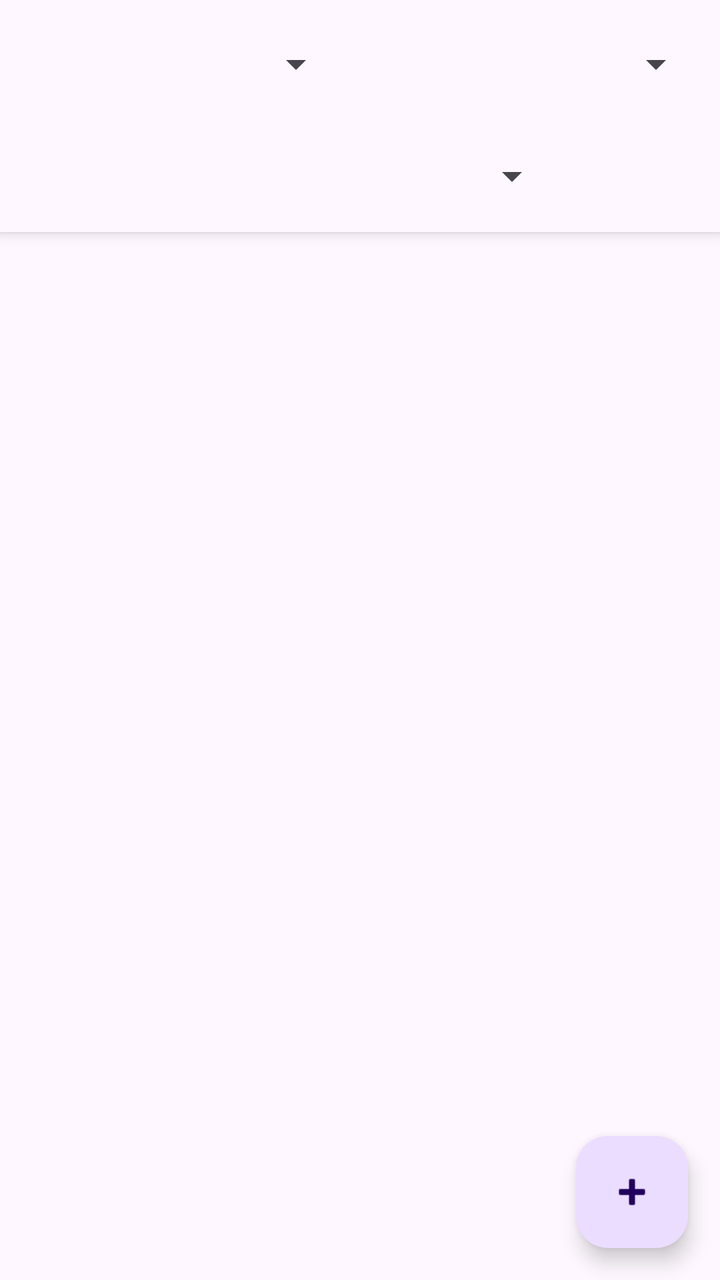
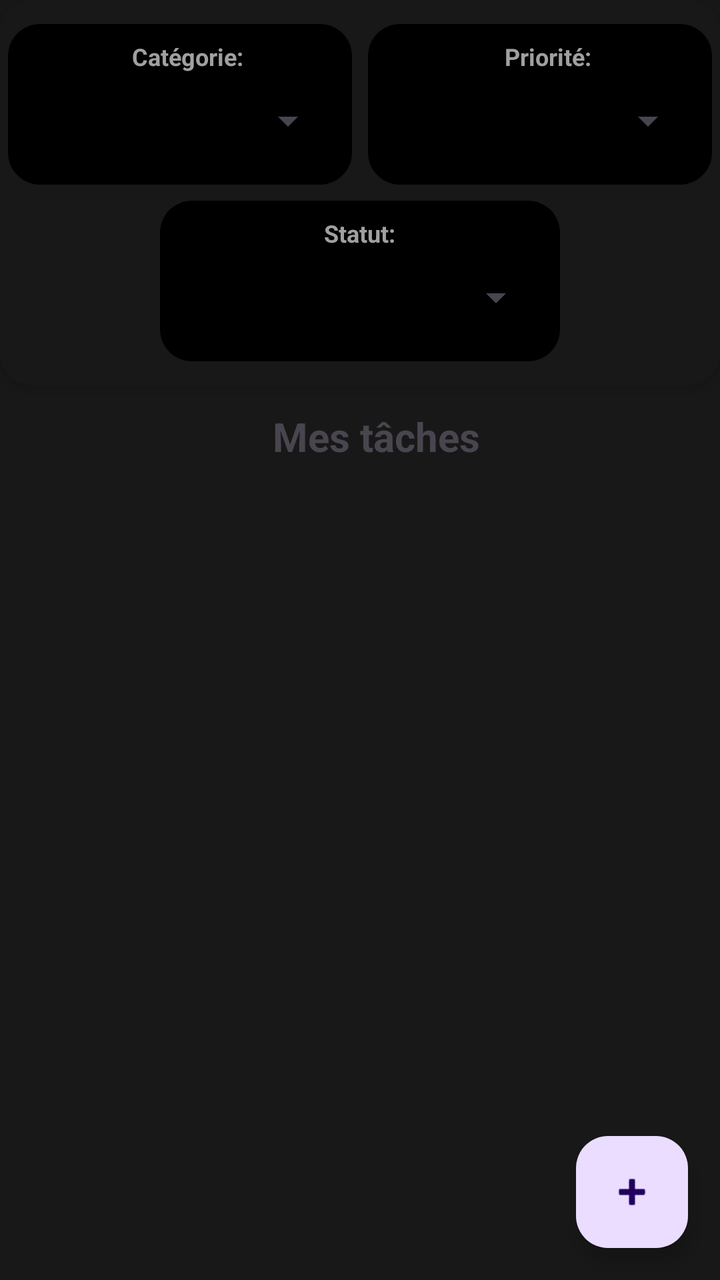

Compare the two renders of this Android layout. The source of the first and the diff that turns it into the second are given below.
<!-- AndroidManifest.xml: application theme Theme.Toodlsit2therevenge -->
<!-- res/layout/activity_task_list.xml -->
<?xml version="1.0" encoding="utf-8"?>
<androidx.constraintlayout.widget.ConstraintLayout xmlns:android="http://schemas.android.com/apk/res/android"
    xmlns:app="http://schemas.android.com/apk/res-auto"
    xmlns:tools="http://schemas.android.com/tools"
    android:id="@+id/main"
    android:layout_width="match_parent"
    android:layout_height="match_parent"
    android:fitsSystemWindows="true"
    tools:context=".view.TaskListActivity">

    <LinearLayout
        android:id="@+id/layoutFilters"
        android:layout_width="0dp"
        android:layout_height="wrap_content"
        android:orientation="vertical"
        android:background="?android:attr/colorBackground"
        android:elevation="4dp"
        android:paddingBottom="4dp"
        app:layout_constraintTop_toTopOf="parent"
        app:layout_constraintStart_toStartOf="parent"
        app:layout_constraintEnd_toEndOf="parent">

        <LinearLayout
            android:layout_width="match_parent"
            android:layout_height="wrap_content"
            android:orientation="horizontal">

            <Spinner
                android:id="@+id/spinnerCategory"
                android:layout_width="0dp"
                android:layout_height="wrap_content"
                android:layout_weight="1"
                android:minHeight="48dp"
                android:layout_margin="8dp" />

            <Spinner
                android:id="@+id/spinnerPriority"
                android:layout_width="0dp"
                android:layout_height="wrap_content"
                android:layout_weight="1"
                android:minHeight="48dp"
                android:layout_margin="8dp" />
        </LinearLayout>

        <Spinner
            android:id="@+id/spinnerStatus"
            android:layout_width="200dp"
            android:layout_height="wrap_content"
            android:minHeight="48dp"
            android:layout_gravity="center_horizontal"
            android:layout_marginStart="8dp"
            android:layout_marginEnd="8dp" />
    </LinearLayout>

    <androidx.recyclerview.widget.RecyclerView
        android:id="@+id/recyclerViewTasks"
        android:layout_width="0dp"
        android:layout_height="0dp"
        android:layout_margin="16dp"
        android:clipToPadding="false"
        app:layout_constraintTop_toBottomOf="@id/layoutFilters"
        app:layout_constraintBottom_toBottomOf="parent"
        app:layout_constraintStart_toStartOf="parent"
        app:layout_constraintEnd_toEndOf="parent" />

    <com.google.android.material.floatingactionbutton.FloatingActionButton
        android:id="@+id/fabAddTask"
        android:layout_width="wrap_content"
        android:layout_height="wrap_content"
        android:layout_margin="16dp"
        android:contentDescription="@string/add_task"
        app:srcCompat="@android:drawable/ic_input_add"
        app:layout_constraintBottom_toBottomOf="parent"
        app:layout_constraintEnd_toEndOf="parent" />

</androidx.constraintlayout.widget.ConstraintLayout>
<!-- resources referenced by this layout -->
<resources>
  <string name="add_task">Ajouter une tâche</string>
  <style name="Theme.Toodlsit2therevenge" parent="Base.Theme.Toodlsit2therevenge" />
  <style name="Base.Theme.Toodlsit2therevenge" parent="Theme.Material3.DayNight.NoActionBar">
          
          
      </style>
</resources>

<!-- the commit's change to res/layout/activity_task_list.xml (unified diff, before → after) -->
@@ -6,6 +6,7 @@
     android:layout_width="match_parent"
     android:layout_height="match_parent"
     android:fitsSystemWindows="true"
+    android:background="@color/charcoal"
     tools:context=".view.TaskListActivity">
 
     <LinearLayout
@@ -13,9 +14,10 @@
         android:layout_width="0dp"
         android:layout_height="wrap_content"
         android:orientation="vertical"
-        android:background="?android:attr/colorBackground"
+        android:background="@drawable/bg_rounded_charcoal"
         android:elevation="4dp"
-        android:paddingBottom="4dp"
+        android:paddingTop="8dp"
+        android:paddingBottom="8dp"
         app:layout_constraintTop_toTopOf="parent"
         app:layout_constraintStart_toStartOf="parent"
         app:layout_constraintEnd_toEndOf="parent">
@@ -23,42 +25,118 @@
         <LinearLayout
             android:layout_width="match_parent"
             android:layout_height="wrap_content"
-            android:orientation="horizontal">
+            android:orientation="horizontal"
+            android:baselineAligned="false">
 
-            <Spinner
-                android:id="@+id/spinnerCategory"
+
+            <LinearLayout
                 android:layout_width="0dp"
                 android:layout_height="wrap_content"
                 android:layout_weight="1"
-                android:minHeight="48dp"
-                android:layout_margin="8dp" />
+                android:orientation="vertical"
+                android:background="@drawable/bg_rounded_black"
+                android:padding="8dp"
+                android:layout_margin="4dp"
+                android:gravity="center_horizontal"
+                android:layout_marginStart="8dp"
+                android:layout_marginEnd="4dp">
 
-            <Spinner
-                android:id="@+id/spinnerPriority"
+                <TextView
+                    android:layout_width="wrap_content"
+                    android:layout_height="wrap_content"
+                    android:text="@string/label_category"
+                    android:textSize="12sp"
+                    android:textStyle="bold"
+                    android:textColor="@color/label_filter"
+                    android:layout_marginStart="4dp" />
+
+                <Spinner
+                    android:id="@+id/spinnerCategory"
+                    android:layout_width="match_parent"
+                    android:layout_height="wrap_content"
+                    android:minHeight="48dp" />
+            </LinearLayout>
+
+            <LinearLayout
                 android:layout_width="0dp"
                 android:layout_height="wrap_content"
                 android:layout_weight="1"
-                android:minHeight="48dp"
-                android:layout_margin="8dp" />
+                android:orientation="vertical"
+                android:background="@drawable/bg_rounded_black"
+                android:padding="8dp"
+                android:layout_margin="4dp"
+                android:gravity="center_horizontal"
+                android:layout_marginStart="4dp"
+                android:layout_marginEnd="8dp">
+
+                <TextView
+                    android:layout_width="wrap_content"
+                    android:layout_height="wrap_content"
+                    android:text="@string/label_priority"
+                    android:textSize="12sp"
+                    android:textStyle="bold"
+                    android:textColor="@color/label_filter"
+                    android:layout_marginStart="4dp" />
+
+                <Spinner
+                    android:id="@+id/spinnerPriority"
+                    android:layout_width="match_parent"
+                    android:layout_height="wrap_content"
+                    android:minHeight="48dp" />
+            </LinearLayout>
         </LinearLayout>
 
-        <Spinner
-            android:id="@+id/spinnerStatus"
+        <LinearLayout
             android:layout_width="200dp"
             android:layout_height="wrap_content"
-            android:minHeight="48dp"
-            android:layout_gravity="center_horizontal"
-            android:layout_marginStart="8dp"
-            android:layout_marginEnd="8dp" />
+            android:gravity="center_horizontal"
+            android:background="@drawable/bg_rounded_black"
+            android:padding="8dp"
+            android:layout_margin="4dp"
+            android:orientation="vertical"
+            android:layout_gravity="center_horizontal">
+
+            <TextView
+                android:layout_width="wrap_content"
+                android:layout_height="wrap_content"
+                android:text="@string/label_status"
+                android:textSize="12sp"
+                android:textStyle="bold"
+                android:textColor="@color/label_filter"
+                android:layout_gravity="center_horizontal" />
+
+            <Spinner
+                android:id="@+id/spinnerStatus"
+                android:layout_width="match_parent"
+                android:layout_height="wrap_content"
+                android:minHeight="48dp" />
+        </LinearLayout>
     </LinearLayout>
+
+    <TextView
+        android:id="@+id/tvTaskListLabel"
+        android:layout_width="0dp"
+        android:layout_height="wrap_content"
+        android:text="@string/label_task_list"
+        android:textSize="20sp"
+        android:textStyle="bold"
+        android:textAlignment="center"
+        android:layout_marginStart="16dp"
+        android:layout_marginTop="12dp"
+        app:layout_constraintTop_toBottomOf="@id/layoutFilters"
+        app:layout_constraintStart_toStartOf="parent"
+        app:layout_constraintEnd_toEndOf="parent" />
 
     <androidx.recyclerview.widget.RecyclerView
         android:id="@+id/recyclerViewTasks"
+        
         android:layout_width="0dp"
         android:layout_height="0dp"
-        android:layout_margin="16dp"
+        android:layout_marginStart="8dp"
+        android:layout_marginEnd="8dp"
+        android:layout_marginTop="8dp"
         android:clipToPadding="false"
-        app:layout_constraintTop_toBottomOf="@id/layoutFilters"
+        app:layout_constraintTop_toBottomOf="@id/tvTaskListLabel"
         app:layout_constraintBottom_toBottomOf="parent"
         app:layout_constraintStart_toStartOf="parent"
         app:layout_constraintEnd_toEndOf="parent" />
<!-- resource entries referenced after the edit -->
@@ -1,7 +1,28 @@
 <!-- resources referenced by this layout -->
 <resources>
+  <color name="charcoal">#181818</color>
+  <color name="label_filter">#A0A0A0</color>
+  <!-- drawable bg_rounded_black (drawable) -->
+  <?xml version="1.0" encoding="utf-8"?>
+  <shape xmlns:android="http://schemas.android.com/apk/res/android"
+      android:shape="rectangle">
+      <solid android:color="@color/black" />
+      <corners android:radius="16dp" />
+  </shape>
+  <!-- drawable bg_rounded_charcoal (drawable) -->
+  <?xml version="1.0" encoding="utf-8"?>
+  <shape xmlns:android="http://schemas.android.com/apk/res/android"
+      android:shape="rectangle">
+      <solid android:color="@color/charcoal" />
+      <corners android:radius="16dp" />
+  </shape>
   <string name="add_task">Ajouter une tâche</string>
+  <string name="label_category">Catégorie:</string>
+  <string name="label_priority">Priorité:</string>
+  <string name="label_status">Statut:</string>
+  <string name="label_task_list">Mes tâches</string>
   <style name="Theme.Toodlsit2therevenge" parent="Base.Theme.Toodlsit2therevenge" />
+  <color name="black">#FF000000</color>
   <style name="Base.Theme.Toodlsit2therevenge" parent="Theme.Material3.DayNight.NoActionBar">
           
           
